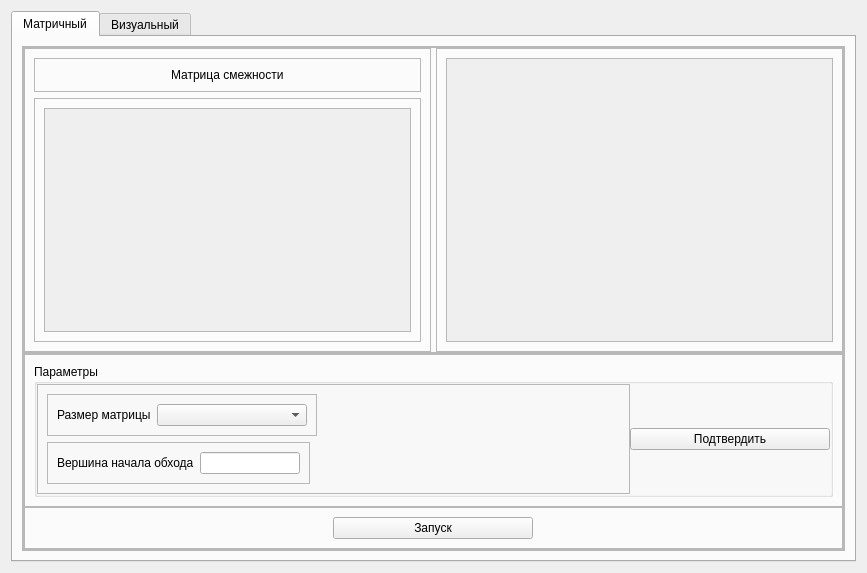
First picture: the form in dijkstraAlgorithm/dijkstraMatrix/dijkstra_algo_widget.ui, repository Lunovoy/graph-algorithms, before the edit.
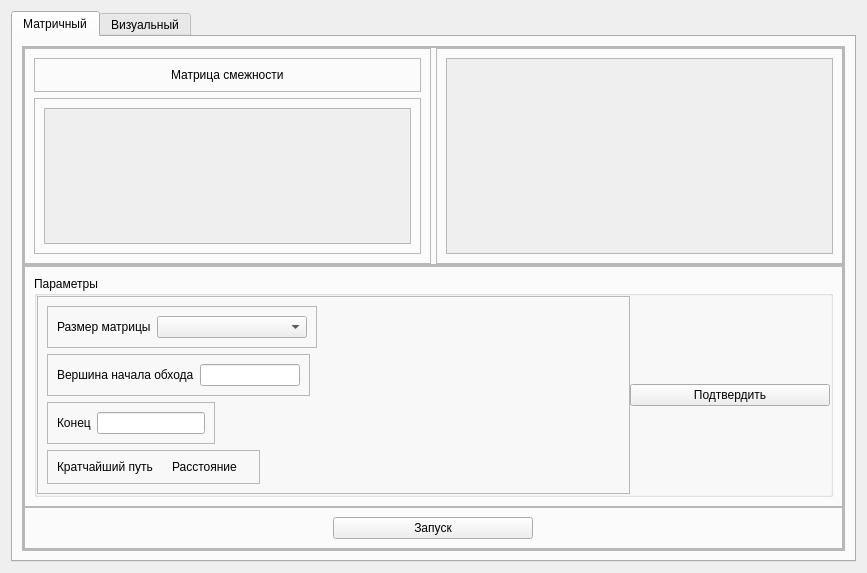
Second picture: the form after the edit.

Diff of the .ui file:
```diff
--- a/dijkstraAlgorithm/dijkstraMatrix/dijkstra_algo_widget.ui
+++ b/dijkstraAlgorithm/dijkstraMatrix/dijkstra_algo_widget.ui
@@ -132,7 +132,7 @@
                         <x>0</x>
                         <y>0</y>
                         <width>367</width>
-                        <height>226</height>
+                        <height>138</height>
                        </rect>
                       </property>
                       <layout class="QVBoxLayout" name="verticalLayout_3"/>
@@ -165,7 +165,7 @@
                      <x>0</x>
                      <y>0</y>
                      <width>387</width>
-                     <height>286</height>
+                     <height>198</height>
                     </rect>
                    </property>
                    <layout class="QVBoxLayout" name="verticalLayout_4"/>
@@ -323,6 +323,68 @@
                         </layout>
                        </widget>
                       </item>
+                      <item alignment="Qt::AlignLeft">
+                       <widget class="QFrame" name="frame_4">
+                        <property name="frameShape">
+                         <enum>QFrame::StyledPanel</enum>
+                        </property>
+                        <property name="frameShadow">
+                         <enum>QFrame::Raised</enum>
+                        </property>
+                        <layout class="QHBoxLayout" name="horizontalLayout_4">
+                         <item>
+                          <widget class="QLabel" name="label_3">
+                           <property name="text">
+                            <string>Конец</string>
+                           </property>
+                          </widget>
+                         </item>
+                         <item>
+                          <widget class="QLineEdit" name="le_end_v"/>
+                         </item>
+                        </layout>
+                       </widget>
+                      </item>
+                      <item alignment="Qt::AlignLeft">
+                       <widget class="QFrame" name="frame_5">
+                        <property name="frameShape">
+                         <enum>QFrame::StyledPanel</enum>
+                        </property>
+                        <property name="frameShadow">
+                         <enum>QFrame::Raised</enum>
+                        </property>
+                        <layout class="QHBoxLayout" name="horizontalLayout_5">
+                         <item>
+                          <widget class="QLabel" name="label_5">
+                           <property name="text">
+                            <string>Кратчайший путь</string>
+                           </property>
+                          </widget>
+                         </item>
+                         <item>
+                          <widget class="QLabel" name="label_route">
+                           <property name="text">
+                            <string/>
+                           </property>
+                          </widget>
+                         </item>
+                         <item>
+                          <widget class="QLabel" name="label_10">
+                           <property name="text">
+                            <string>Расстояние</string>
+                           </property>
+                          </widget>
+                         </item>
+                         <item>
+                          <widget class="QLabel" name="label_result">
+                           <property name="text">
+                            <string/>
+                           </property>
+                          </widget>
+                         </item>
+                        </layout>
+                       </widget>
+                      </item>
                      </layout>
                     </widget>
                    </item>
```
